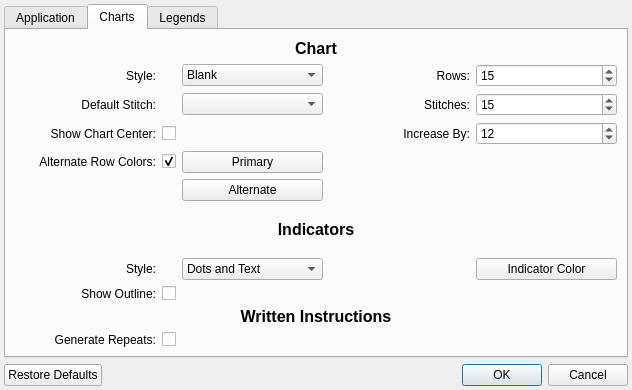
First picture: the form in src/settings.ui, repository iPenguin/CrochetCharts, before the edit.
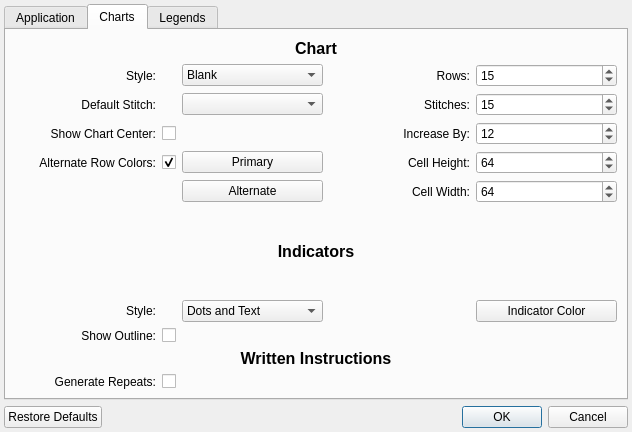
Second picture: the form after the edit. The open tabs and pages were chosen to show the change.

Commit message: Cleanup the properties dialog. Use default values.

What changed in the file:
```diff
--- a/src/settings.ui
+++ b/src/settings.ui
@@ -7,17 +7,17 @@
     <x>0</x>
     <y>0</y>
     <width>632</width>
-    <height>390</height>
+    <height>432</height>
    </rect>
   </property>
   <property name="windowTitle">
    <string>Options</string>
   </property>
-  <layout class="QVBoxLayout" name="verticalLayout">
+  <layout class="QGridLayout" name="gridLayout_3">
    <property name="margin">
     <number>4</number>
    </property>
-   <item>
+   <item row="0" column="0">
     <widget class="QTabWidget" name="tabWidget">
      <property name="currentIndex">
       <number>2</number>
@@ -517,6 +517,58 @@
          </property>
         </widget>
        </item>
+       <item row="10" column="4">
+        <widget class="QSpinBox" name="cellHeight">
+         <property name="minimum">
+          <number>1</number>
+         </property>
+         <property name="maximum">
+          <number>999999999</number>
+         </property>
+         <property name="value">
+          <number>64</number>
+         </property>
+        </widget>
+       </item>
+       <item row="11" column="4">
+        <widget class="QSpinBox" name="cellWidth">
+         <property name="minimum">
+          <number>1</number>
+         </property>
+         <property name="maximum">
+          <number>999999999</number>
+         </property>
+         <property name="value">
+          <number>64</number>
+         </property>
+        </widget>
+       </item>
+       <item row="10" column="3">
+        <widget class="QLabel" name="label_29">
+         <property name="text">
+          <string>Cell Height:</string>
+         </property>
+         <property name="alignment">
+          <set>Qt::AlignRight|Qt::AlignTrailing|Qt::AlignVCenter</set>
+         </property>
+         <property name="buddy">
+          <cstring>cellHeight</cstring>
+         </property>
+        </widget>
+       </item>
+       <item row="11" column="3">
+        <widget class="QLabel" name="label_30">
+         <property name="text">
+          <string>Cell Width:</string>
+         </property>
+         <property name="alignment">
+          <set>Qt::AlignRight|Qt::AlignTrailing|Qt::AlignVCenter</set>
+         </property>
+         <property name="buddy">
+          <cstring>cellWidth</cstring>
+         </property>
+        </widget>
+       </item>
       </layout>
      </widget>
      <widget class="QWidget" name="tab_4">
@@ -814,7 +866,7 @@
      </widget>
     </widget>
    </item>
-   <item>
+   <item row="1" column="0">
     <widget class="QDialogButtonBox" name="buttonBox">
      <property name="orientation">
       <enum>Qt::Horizontal</enum>
```
Left out of the diff: 4 changed lines with no effect on the pictures. The commit also changes 5 other files.
